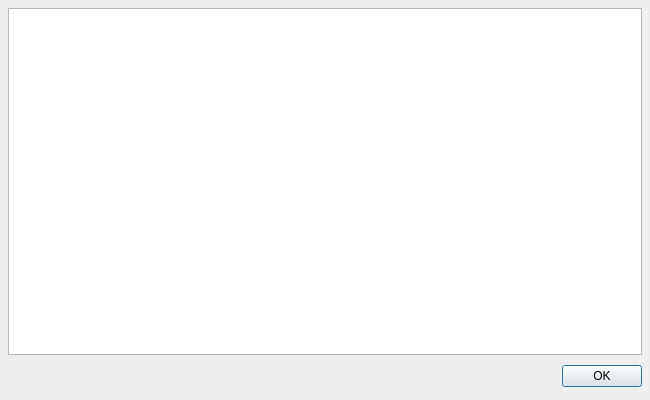
Qt form GUI/Client/Client/pqPython.ui (wildmichael/ParaView3-enhancements-old) before a commit.
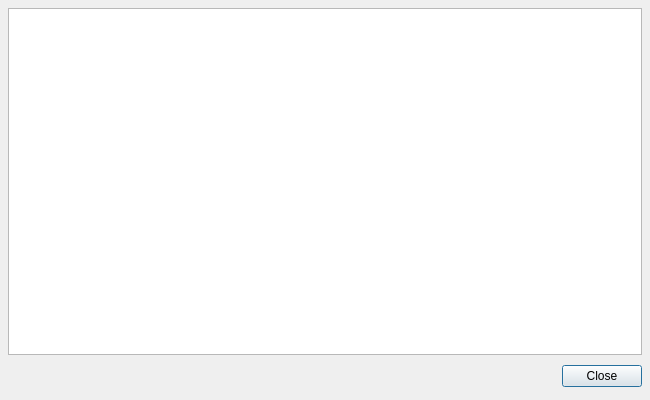
The same form after that commit. Custom widgets are drawn as their Qt base class.

Commit message: COMP: Eliminate warnings caused by const-incorrect PySys_GetObject() and PySys_SetObject() funtions

```diff
--- a/GUI/Client/Client/pqPython.ui
+++ b/GUI/Client/Client/pqPython.ui
@@ -57,7 +57,7 @@
      <item>
       <widget class="QPushButton" name="closeButton" >
        <property name="text" >
-        <string>OK</string>
+        <string>Close</string>
        </property>
       </widget>
      </item>
```
The commit also changes 1 other file.
